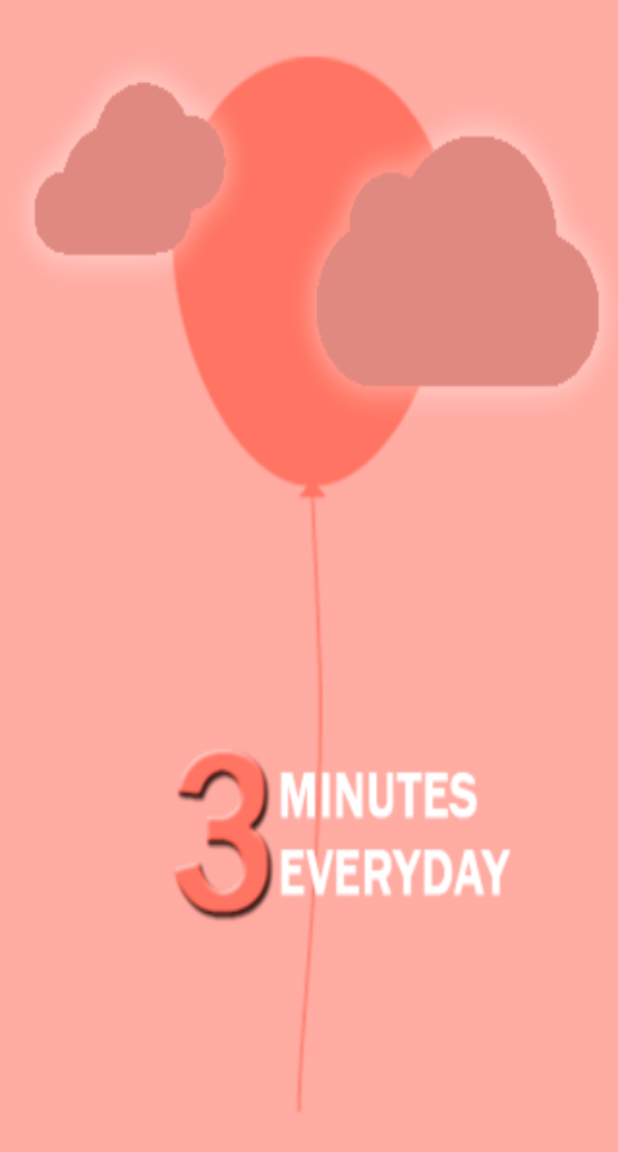
After one commit to mohitagarwal/JustCalmDown, an Android app: the SplashActivity screen opened directly, with no data from a screen before it, on a phone screen of 412 x 824 dp. The commit adds this screen. Shown: the top 1152 px of the screen. Run offline under Robolectric (Android 15) with nearby library versions, the phone set to English and light mode, and no system bars.

Commit message:
adding splash activity

```diff
--- /dev/null
+++ b/app/src/main/java/com/openshutters/justcalmdown/SplashActivity.java
@@ -0,0 +1,25 @@
+package com.openshutters.justcalmdown;
+
+import android.content.Intent;
+import android.os.Bundle;
+import android.os.Handler;
+import android.support.annotation.Nullable;
+import android.support.v7.app.AppCompatActivity;
+
+
+public class SplashActivity extends AppCompatActivity {
+
+    @Override
+    protected void onCreate(@Nullable Bundle savedInstanceState) {
+        super.onCreate(savedInstanceState);
+        setContentView(R.layout.activity_splash);
+
+        new Handler().postDelayed(new Runnable() {
+            @Override
+            public void run() {
+                startActivity(new Intent(SplashActivity.this, IntroductionActivity.class));
+                finish();
+            }
+        }, 2000);
+    }
+}
--- /dev/null
+++ b/app/src/main/res/layout/activity_splash.xml
@@ -0,0 +1,7 @@
+<?xml version="1.0" encoding="utf-8"?>
+<ImageView xmlns:android="http://schemas.android.com/apk/res/android"
+    android:layout_width="match_parent"
+    android:layout_height="match_parent"
+    android:orientation="vertical"
+    android:scaleType="fitXY"
+    android:src="@drawable/splash_screen" />
--- a/app/src/main/res/menu/menu_main.xml
+++ b/app/src/main/res/menu/menu_main.xml
@@ -5,7 +5,7 @@
     <item
         android:id="@+id/action_reset"
         android:title="@string/action_reset"
-        app:showAsAction="always" />
+        app:showAsAction="never" />
     <item
         android:id="@+id/action_settings"
         android:title="@string/action_settings"
```
Also changed, not shown: app/src/main/AndroidManifest.xml (+7 -3 lines).
